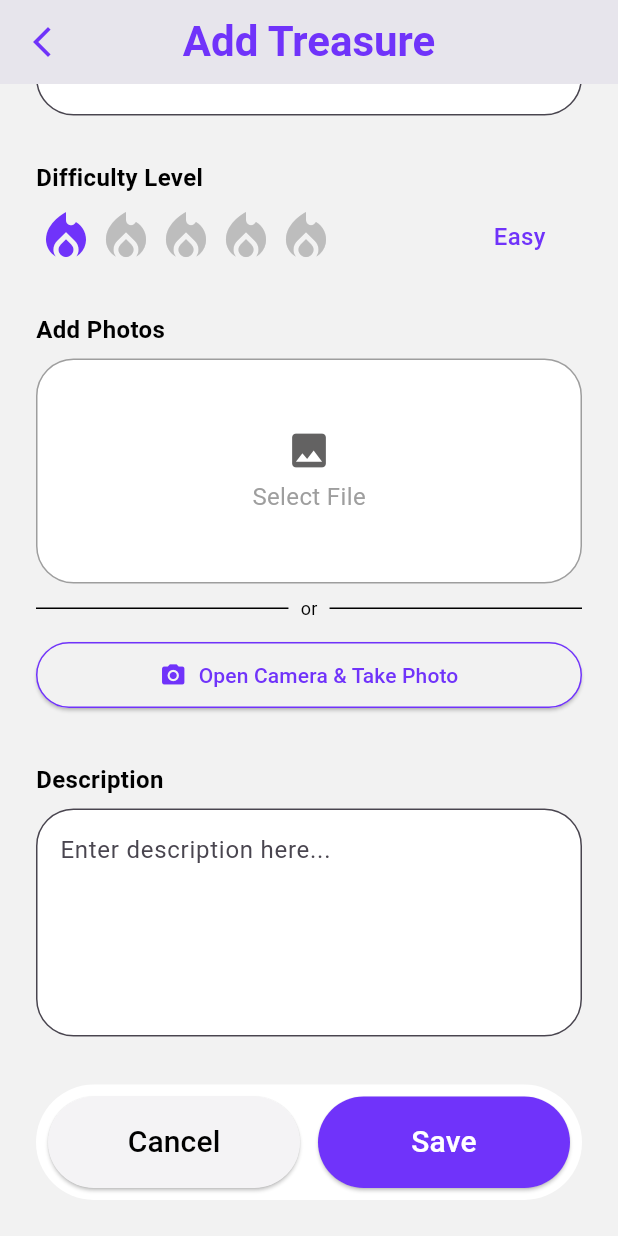
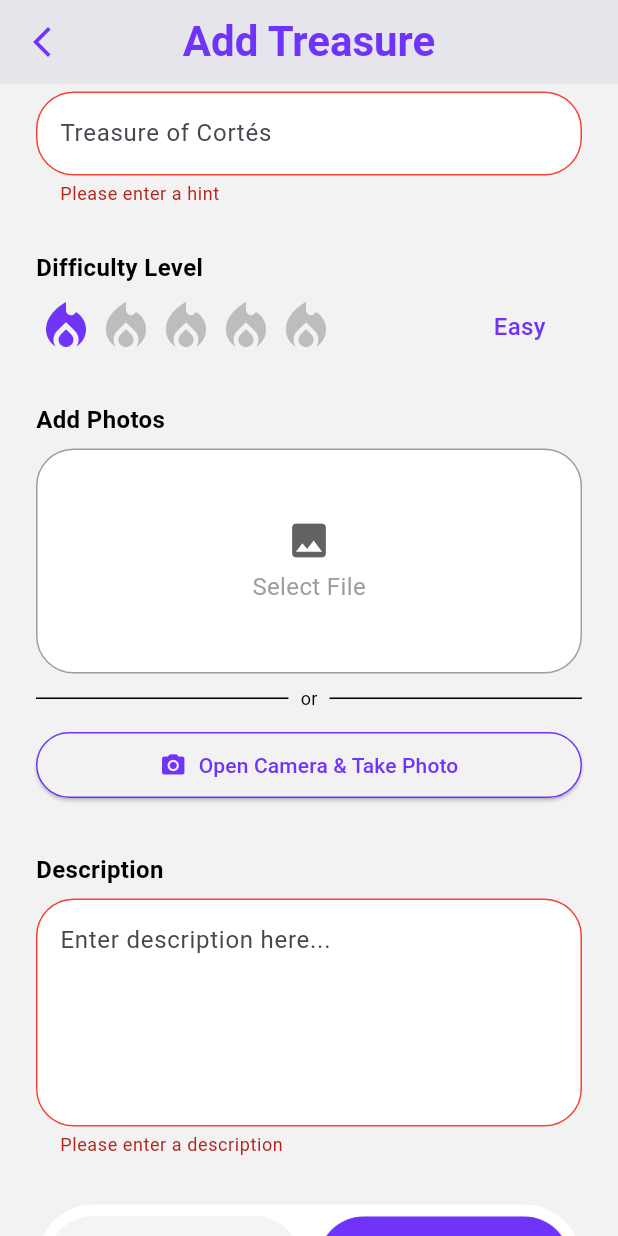
Before and after one commit to sanjeewaDeshapriya/Torva, a Flutter app: the AddTreasurePage screen opened by its route, scrolled down 324 dp, after a tap on "Save", on a phone screen of 412 x 824 dp. Run offline on Flutter 3.47's test engine with Material 3 defaults, Android fonts, the light colour scheme and no system bars; our stand-ins replace cloud_firestore, firebase_auth, firebase_core, firebase_storage, image_picker; accounts and stored records are empty.

Commit message:
Add treasure management features with Firestore integration
- Implement TreasureService for adding, updating, and deleting treasures.
- Create Treasure model with necessary fields and methods for Firebase compatibility.
- Update pubspec.yaml to include firebase_storage dependency.
- Modify routes to include new screens for treasure management.
- Enhance add treasure UI with form validation and loading indicators.

```diff
--- /dev/null
+++ b/lib/models/treasure_model.dart
@@ -0,0 +1,73 @@
+class Treasure {
+  final String id;
+  final String title;
+  final String location;
+  final String hint;
+  final int difficultyLevel;
+  final List<String> photoUrls;
+  final String description;
+  final DateTime createdAt;
+
+  Treasure({
+    this.id = '',
+    required this.title,
+    required this.location,
+    required this.hint,
+    required this.difficultyLevel,
+    this.photoUrls = const [],
+    required this.description,
+    DateTime? createdAt,
+  }) : createdAt = createdAt ?? DateTime.now();
+
+  // Convert Treasure to a Map for storing in Firebase
+  Map<String, dynamic> toMap() {
+    return {
+      'title': title,
+      'location': location,
+      'hint': hint,
+      'difficultyLevel': difficultyLevel,
+      'photoUrls': photoUrls,
+      'description': description,
+      'createdAt': createdAt.millisecondsSinceEpoch,
+    };
+  }
+
+  // Create a Treasure from a Map (when getting data from Firebase)
+  factory Treasure.fromMap(String id, Map<String, dynamic> map) {
+    return Treasure(
+      id: id,
+      title: map['title'] ?? '',
+      location: map['location'] ?? '',
+      hint: map['hint'] ?? '',
+      difficultyLevel: map['difficultyLevel'] ?? 1,
+      photoUrls: List<String>.from(map['photoUrls'] ?? []),
+      description: map['description'] ?? '',
+      createdAt: map['createdAt'] != null
+          ? DateTime.fromMillisecondsSinceEpoch(map['createdAt'])
+          : DateTime.now(),
+    );
+  }
+
+  // Create a copy of this Treasure with the given fields replaced with new values
+  Treasure copyWith({
+    String? id,
+    String? title,
+    String? location,
+    String? hint,
+    int? difficultyLevel,
+    List<String>? photoUrls,
+    String? description,
+    DateTime? createdAt,
+  }) {
+    return Treasure(
+      id: id ?? this.id,
+      title: title ?? this.title,
+      location: location ?? this.location,
+      hint: hint ?? this.hint,
+      difficultyLevel: difficultyLevel ?? this.difficultyLevel,
+      photoUrls: photoUrls ?? this.photoUrls,
+      description: description ?? this.description,
+      createdAt: createdAt ?? this.createdAt,
+    );
+  }
+}
--- a/lib/router/routes.dart
+++ b/lib/router/routes.dart
@@ -1,7 +1,7 @@
 import 'package:flutter/material.dart';
 
 import 'package:torva/screens/description/description_page.dart';
-import 'package:torva/screens/home/home_page.dart';
+// import 'package:torva/screens/home/home_page.dart';
 import 'package:torva/screens/leadingBoard/leadingBoard_page.dart';
 import 'package:torva/screens/profile/profile_page.dart';
 import 'package:torva/screens/screens/authentication/login.dart';
--- a/lib/screens/addTreasure/addTreasure_page.dart
+++ b/lib/screens/addTreasure/addTreasure_page.dart
@@ -1,6 +1,8 @@
 import 'package:flutter/material.dart';
 import 'dart:io';
 import 'package:image_picker/image_picker.dart';
+import 'package:torva/Services/treasure_service.dart';
+import 'package:torva/models/treasure_model.dart';
 
 class AddTreasurePage extends StatefulWidget {
   const AddTreasurePage({super.key});
@@ -10,9 +12,28 @@ class AddTreasurePage extends StatefulWidget {
 }
 
 class AddTreasurePageState extends State<AddTreasurePage> {
+  final _formKey = GlobalKey<FormState>();
   int selectedDifficulty = 1;
   File? _image;
+  bool _isLoading = false;
   final ImagePicker _picker = ImagePicker();
+  final TreasureService _treasureService = TreasureService();
+
+  // Form controllers
+  final TextEditingController _titleController = TextEditingController();
+  final TextEditingController _locationController = TextEditingController();
+  final TextEditingController _hintController = TextEditingController();
+  final TextEditingController _descriptionController = TextEditingController();
+
+  @override
+  void dispose() {
+    // Dispose controllers when widget is disposed
+    _titleController.dispose();
+    _locationController.dispose();
+    _hintController.dispose();
+    _descriptionController.dispose();
+    super.dispose();
+  }
 
   Future<void> _pickImageFromGallery() async {
     final pickedFile = await _picker.pickImage(source: ImageSource.gallery);
@@ -32,10 +53,67 @@ class AddTreasurePageState extends State<AddTreasurePage> {
     }
   }
 
+  Future<void> _saveTreasure() async {
+    if (_formKey.currentState!.validate()) {
+      try {
+        setState(() {
+          _isLoading = true;
+        });
+
+        // Upload image if selected
+        List<String> photoUrls = [];
+        if (_image != null) {
+          String url = await _treasureService.uploadImage(_image!);
+          photoUrls.add(url);
+        }
+
+        print('Title: ${_titleController.text}');
+        print('Location: ${_locationController.text}');
+        print('Hint: ${_hintController.text}');
+        print('Difficulty Level: $selectedDifficulty');
+        print('Photo URLs: $photoUrls');
+        print('Description: ${_descriptionController.text}');
+
+        // Create treasure object
+        final treasure = Treasure(
+          title: _titleController.text,
+          location: _locationController.text,
+          hint: _hintController.text,
+          difficultyLevel: selectedDifficulty,
+          photoUrls: photoUrls,
+          description: _descriptionController.text,
+        );
+
+        // Save to Firebase
+        await _treasureService.addTreasure(treasure);
+
+        setState(() {
+          _isLoading = false;
+        });
+
+        // Show success message
+        ScaffoldMessenger.of(context).showSnackBar(
+          const SnackBar(content: Text('Treasure added successfully!')),
+        );
+
+        // Navigate back
+        Navigator.pop(context);
+      } catch (e) {
+        setState(() {
+          _isLoading = false;
+        });
+
+        // Show error message
+        ScaffoldMessenger.of(
+          context,
+        ).showSnackBar(SnackBar(content: Text('Error: ${e.toString()}')));
+      }
+    }
+  }
+
   @override
   Widget build(BuildContext context) {
     return Scaffold(
-      // APP Bar
       appBar: AppBar(
         title: const Text(
           'Add Treasure',
@@ -53,16 +131,40 @@ class AddTreasurePageState extends State<AddTreasurePage> {
         backgroundColor: Color(0xFFF2F2F2),
       ),
       backgroundColor: Color(0xFFF2F2F2),
-      body: SingleChildScrollView(
+      body: Stack(
+        children: [
+          Form(
+            key: _formKey,
+            child: SingleChildScrollView(
               padding: const EdgeInsets.all(24.0),
               child: Column(
                 crossAxisAlignment: CrossAxisAlignment.start,
                 children: [
-            buildTextField('Title', 'Treasure of Cortés'),
+                  buildFormField(
+                    label: 'Title',
+                    hint: 'Treasure of Cortés',
+                    controller: _titleController,
+                    validator: (value) {
+                      if (value == null || value.isEmpty) {
+                        return 'Please enter a title';
+                      }
+                      return null;
+                    },
+                  ),
                   const SizedBox(height: 30),
                   buildLocationField(),
                   const SizedBox(height: 30),
-            buildTextField('Hint', 'Treasure of Cortés'),
+                  buildFormField(
+                    label: 'Hint',
+                    hint: 'Treasure of Cortés',
+                    controller: _hintController,
+                    validator: (value) {
+                      if (value == null || value.isEmpty) {
+                        return 'Please enter a hint';
+                      }
+                      return null;
+                    },
+                  ),
                   const SizedBox(height: 30),
                   buildDifficultySelector(),
                   const SizedBox(height: 30),
@@ -74,12 +176,27 @@ class AddTreasurePageState extends State<AddTreasurePage> {
                 ],
               ),
             ),
+          ),
+          if (_isLoading)
+            Container(
+              color: Colors.black.withOpacity(0.3),
+              child: const Center(
+                child: CircularProgressIndicator(color: Color(0xFF7033FA)),
+              ),
+            ),
+        ],
+      ),
     );
   }
 
-  // Text Field
-
-  Widget buildTextField(String label, String hint) {
+  // Form Field
+  Widget buildFormField({
+    required String label,
+    required String hint,
+    required TextEditingController controller,
+    required String? Function(String?) validator,
+    int maxLines = 1,
+  }) {
     return Column(
       crossAxisAlignment: CrossAxisAlignment.start,
       children: [
@@ -92,12 +209,20 @@ class AddTreasurePageState extends State<AddTreasurePage> {
           ),
         ),
         const SizedBox(height: 8),
-        TextField(
+        TextFormField(
+          controller: controller,
+          style: TextStyle(color: Colors.black),
+          maxLines: maxLines,
+          validator: validator,
           decoration: InputDecoration(
             hintText: hint,
             border: OutlineInputBorder(borderRadius: BorderRadius.circular(25)),
             filled: true,
             fillColor: Colors.white,
+            errorBorder: OutlineInputBorder(
+              borderRadius: BorderRadius.circular(25),
+              borderSide: BorderSide(color: Colors.red),
+            ),
           ),
         ),
       ],
@@ -105,7 +230,6 @@ class AddTreasurePageState extends State<AddTreasurePage> {
   }
 
   // Location Field
-
   Widget buildLocationField() {
     return Column(
       crossAxisAlignment: CrossAxisAlignment.start,
@@ -119,7 +243,15 @@ class AddTreasurePageState extends State<AddTreasurePage> {
           ),
         ),
         const SizedBox(height: 8),
-        TextField(
+        TextFormField(
+          controller: _locationController,
+          style: TextStyle(color: Colors.black),
+          validator: (value) {
+            if (value == null || value.isEmpty) {
+              return 'Please enter a location';
+            }
+            return null;
+          },
           decoration: InputDecoration(
             hintText: 'Colombo 07, Sri Lanka',
             suffixIcon: const Icon(
@@ -129,6 +261,10 @@ class AddTreasurePageState extends State<AddTreasurePage> {
             border: OutlineInputBorder(borderRadius: BorderRadius.circular(25)),
             filled: true,
             fillColor: Colors.white,
+            errorBorder: OutlineInputBorder(
+              borderRadius: BorderRadius.circular(25),
+              borderSide: BorderSide(color: Colors.red),
+            ),
           ),
         ),
       ],
@@ -136,7 +272,6 @@ class AddTreasurePageState extends State<AddTreasurePage> {
   }
 
   // Difficulty Selector
-
   Widget buildDifficultySelector() {
     return Column(
       crossAxisAlignment: CrossAxisAlignment.start,
@@ -186,7 +321,6 @@ class AddTreasurePageState extends State<AddTreasurePage> {
   }
 
   // Get Difficulty Text
-
   String getDifficultyText(int level) {
     switch (level) {
       case 1:
@@ -205,7 +339,6 @@ class AddTreasurePageState extends State<AddTreasurePage> {
   }
 
   // Photo Uploader
-
   Widget buildPhotoUploader() {
     return Column(
       crossAxisAlignment: CrossAxisAlignment.start,
@@ -229,8 +362,9 @@ class AddTreasurePageState extends State<AddTreasurePage> {
               border: Border.all(color: Colors.grey),
               color: Colors.white,
             ),
-            child: _image == null ?
-            Column(
+            child:
+                _image == null
+                    ? Column(
                       mainAxisAlignment: MainAxisAlignment.center,
                       children: const [
                         Icon(
@@ -313,13 +447,25 @@ class AddTreasurePageState extends State<AddTreasurePage> {
           ),
         ),
         const SizedBox(height: 8),
-        TextField(
+        TextFormField(
+          controller: _descriptionController,
+          style: TextStyle(color: Colors.black),
           maxLines: 5,
+          validator: (value) {
+            if (value == null || value.isEmpty) {
+              return 'Please enter a description';
+            }
+            return null;
+          },
           decoration: InputDecoration(
             hintText: 'Enter description here...',
             border: OutlineInputBorder(borderRadius: BorderRadius.circular(25)),
             filled: true,
             fillColor: Colors.white,
+            errorBorder: OutlineInputBorder(
+              borderRadius: BorderRadius.circular(25),
+              borderSide: BorderSide(color: Colors.red),
+            ),
           ),
         ),
       ],
@@ -327,7 +473,6 @@ class AddTreasurePageState extends State<AddTreasurePage> {
   }
 
   // Action Buttons
-
   Widget buildActionButtons(BuildContext context) {
     return Container(
       width: double.infinity,
@@ -356,9 +501,10 @@ class AddTreasurePageState extends State<AddTreasurePage> {
           const SizedBox(width: 12),
           Expanded(
             child: ElevatedButton(
-              onPressed: () {},
+              onPressed: _isLoading ? null : _saveTreasure,
               style: ElevatedButton.styleFrom(
                 backgroundColor: Color(0xFF7033FA),
+                disabledBackgroundColor: Color(0xFF7033FA).withOpacity(0.5),
               ),
               child: Padding(
                 padding: const EdgeInsets.symmetric(vertical: 16.0),
--- a/pubspec.yaml
+++ b/pubspec.yaml
@@ -7,12 +7,16 @@ environment:
   sdk: ^3.7.0
 
 dependencies:
+  cloud_firestore: ^5.6.6
   firebase_auth: ^5.5.1
   firebase_core: ^3.12.1
+  firebase_storage: ^12.4.5
   flutter:
     sdk: flutter
   image_picker: ^1.1.2
+  path: ^1.9.1
   provider: ^6.1.4
+  uuid: ^4.5.1
 
 dev_dependencies:
   flutter_test:
```
Also changed, not shown: lib/Services/treasure_service.dart (added, +145 -0 lines), pubspec.lock, 3 other files. Lines whose indentation alone changed are shown as unchanged.
